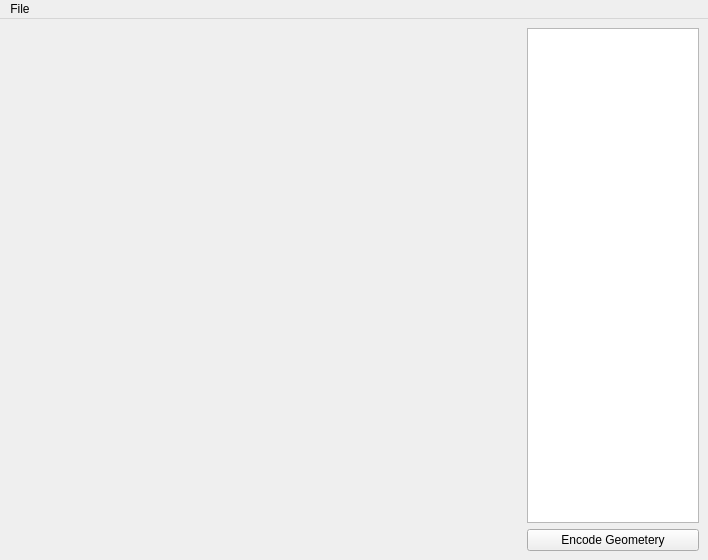
The window that src/ui/Holoencoder.ui (karpinsn/SLS) describes before a commit, drawn with Qt 5.
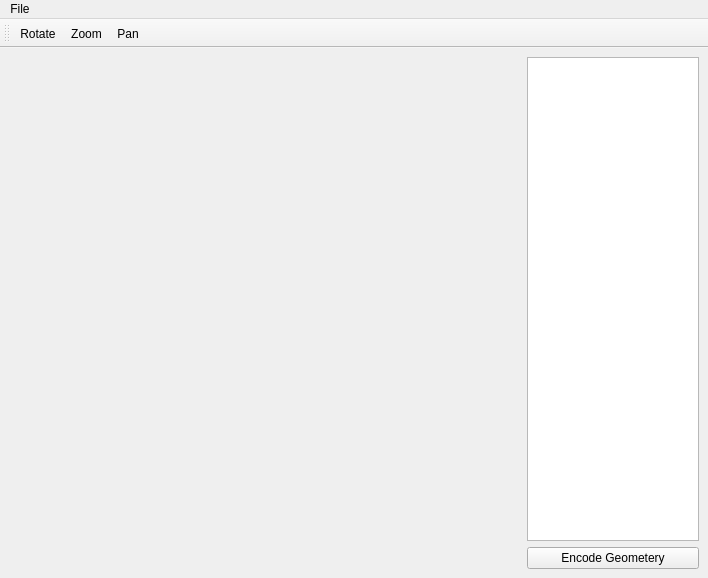
The same window after the commit. Icons and pictures are not drawn.

Commit message: Added the actions to the qtoolbar

```diff
--- a/src/ui/Holoencoder.ui
+++ b/src/ui/Holoencoder.ui
@@ -78,6 +78,20 @@
    </widget>
    <addaction name="menuFile"/>
   </widget>
+  <widget class="QToolBar" name="toolBar">
+   <property name="windowTitle">
+    <string>toolBar</string>
+   </property>
+   <attribute name="toolBarArea">
+    <enum>TopToolBarArea</enum>
+   </attribute>
+   <attribute name="toolBarBreak">
+    <bool>false</bool>
+   </attribute>
+   <addaction name="actionRotate"/>
+   <addaction name="actionZoom"/>
+   <addaction name="actionPan"/>
+  </widget>
   <action name="actionOpenXYZM">
    <property name="text">
     <string>Open XYZ</string>
@@ -88,6 +102,42 @@
     <string>Open Holovideo</string>
    </property>
   </action>
+  <action name="actionRotate">
+   <property name="icon">
+    <iconset>
+     <normaloff>../../../../Downloads/cam-ToolOrbitLarge.png</normaloff>../../../../Downloads/cam-ToolOrbitLarge.png</iconset>
+   </property>
+   <property name="text">
+    <string>Rotate</string>
+   </property>
+   <property name="toolTip">
+    <string>Rotate</string>
+   </property>
+  </action>
+  <action name="actionZoom">
+   <property name="icon">
+    <iconset>
+     <normaloff>../../../../Downloads/cam-ToolZoomLarge.png</normaloff>../../../../Downloads/cam-ToolZoomLarge.png</iconset>
+   </property>
+   <property name="text">
+    <string>Zoom</string>
+   </property>
+   <property name="toolTip">
+    <string>zoom</string>
+   </property>
+  </action>
+  <action name="actionPan">
+   <property name="icon">
+    <iconset>
+     <normaloff>../../../../Downloads/cam-ToolPanLarge.png</normaloff>../../../../Downloads/cam-ToolPanLarge.png</iconset>
+   </property>
+   <property name="text">
+    <string>Pan</string>
+   </property>
+   <property name="toolTip">
+    <string>pan</string>
+   </property>
+  </action>
  </widget>
  <resources/>
  <connections/>
```
Left out of the diff: 2 changed lines with no effect on the pictures.
